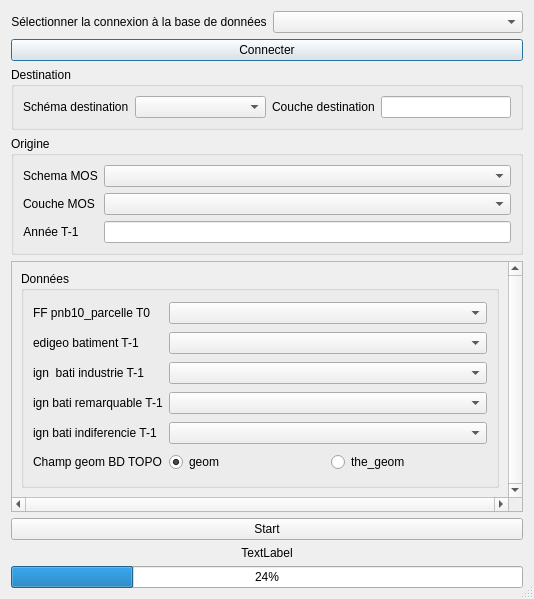
This is Outil-Socle-MOS/socle_mos/interface_analyse.ui in SIRS-CLS/mos-adeupa-ce as Qt 5 draws it before an edit. The edited form follows.
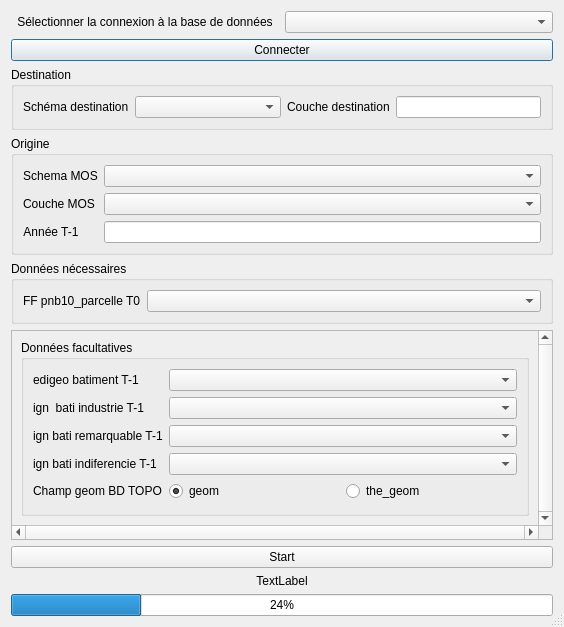
This is the edited form.

```diff
--- a/Outil-Socle-MOS/socle_mos/interface_analyse.ui
+++ b/Outil-Socle-MOS/socle_mos/interface_analyse.ui
@@ -6,8 +6,8 @@
    <rect>
     <x>0</x>
     <y>0</y>
-    <width>534</width>
-    <height>599</height>
+    <width>564</width>
+    <height>627</height>
    </rect>
   </property>
   <property name="maximumSize">
@@ -177,7 +177,44 @@
     </widget>
    </item>
    <item>
-    <widget class="QScrollArea" name="scrollArea">
+    <widget class="QGroupBox" name="groupBox">
+     <property name="sizePolicy">
+      <sizepolicy hsizetype="Preferred" vsizetype="Fixed">
+       <horstretch>0</horstretch>
+       <verstretch>0</verstretch>
+      </sizepolicy>
+     </property>
+     <property name="title">
+      <string>Données nécessaires</string>
+     </property>
+     <layout class="QFormLayout" name="formLayout_2">
+      <property name="sizeConstraint">
+       <enum>QLayout::SetNoConstraint</enum>
+      </property>
+      <property name="fieldGrowthPolicy">
+       <enum>QFormLayout::AllNonFixedFieldsGrow</enum>
+      </property>
+      <item row="0" column="0">
+       <widget class="QLabel" name="label_61">
+        <property name="sizePolicy">
+         <sizepolicy hsizetype="Fixed" vsizetype="Preferred">
+          <horstretch>0</horstretch>
+          <verstretch>0</verstretch>
+         </sizepolicy>
+        </property>
+        <property name="text">
+         <string>FF pnb10_parcelle T0</string>
+        </property>
+       </widget>
+      </item>
+      <item row="0" column="1">
+       <widget class="QComboBox" name="cb_ff_parcelle"/>
+      </item>
+     </layout>
+    </widget>
+   </item>
+   <item>
+    <widget class="QScrollArea" name="scrollArea_2">
      <property name="verticalScrollBarPolicy">
       <enum>Qt::ScrollBarAlwaysOn</enum>
      </property>
@@ -187,13 +224,13 @@
      <property name="widgetResizable">
       <bool>true</bool>
      </property>
-     <widget class="QWidget" name="scrollAreaWidgetContents_2">
+     <widget class="QWidget" name="scrollAreaWidgetContents_3">
       <property name="geometry">
        <rect>
         <x>0</x>
         <y>0</y>
-        <width>497</width>
-        <height>256</height>
+        <width>527</width>
+        <height>225</height>
        </rect>
       </property>
       <layout class="QGridLayout" name="gridLayout_2">
@@ -203,7 +240,7 @@
           <enum>QLayout::SetNoConstraint</enum>
          </property>
          <item>
-          <widget class="QGroupBox" name="groupBox">
+          <widget class="QGroupBox" name="groupBox_4">
            <property name="sizePolicy">
             <sizepolicy hsizetype="Preferred" vsizetype="Preferred">
              <horstretch>0</horstretch>
@@ -211,27 +248,27 @@
             </sizepolicy>
            </property>
            <property name="title">
-            <string>Données</string>
+            <string>Données facultatives</string>
            </property>
-           <layout class="QGridLayout" name="gridLayout_4">
+           <layout class="QGridLayout" name="gridLayout_5">
             <property name="sizeConstraint">
              <enum>QLayout::SetNoConstraint</enum>
             </property>
-            <item row="2" column="1">
-             <widget class="QLabel" name="label_12">
+            <item row="1" column="1">
+             <widget class="QLabel" name="label_14">
               <property name="text">
                <string>edigeo batiment T-1</string>
               </property>
              </widget>
             </item>
-            <item row="2" column="2" colspan="2">
+            <item row="1" column="2" colspan="2">
              <widget class="QComboBox" name="cb_geobati"/>
             </item>
-            <item row="4" column="2" colspan="2">
+            <item row="3" column="2" colspan="2">
              <widget class="QComboBox" name="cb_indust"/>
             </item>
-            <item row="4" column="1">
-             <widget class="QLabel" name="label_62">
+            <item row="3" column="1">
+             <widget class="QLabel" name="label_65">
               <property name="sizePolicy">
                <sizepolicy hsizetype="Fixed" vsizetype="Preferred">
                 <horstretch>0</horstretch>
@@ -243,27 +280,27 @@
               </property>
              </widget>
             </item>
-            <item row="5" column="2" colspan="2">
+            <item row="4" column="2" colspan="2">
              <widget class="QComboBox" name="cb_batirem"/>
             </item>
-            <item row="5" column="1">
-             <widget class="QLabel" name="label_63">
-              <property name="sizePolicy">
-               <sizepolicy hsizetype="Fixed" vsizetype="Preferred">
-                <horstretch>0</horstretch>
-                <verstretch>0</verstretch>
-               </sizepolicy>
-              </property>
-              <property name="text">
-               <string>ign bati remarquable T-1</string>
-              </property>
-             </widget>
-            </item>
-            <item row="6" column="2" colspan="2">
+            <item row="5" column="2" colspan="2">
              <widget class="QComboBox" name="cb_bati_indif"/>
             </item>
-            <item row="6" column="1">
-             <widget class="QLabel" name="label_64">
+            <item row="4" column="1">
+             <widget class="QLabel" name="label_66">
+              <property name="sizePolicy">
+               <sizepolicy hsizetype="Fixed" vsizetype="Preferred">
+                <horstretch>0</horstretch>
+                <verstretch>0</verstretch>
+               </sizepolicy>
+              </property>
+              <property name="text">
+               <string>ign bati remarquable T-1</string>
+              </property>
+             </widget>
+            </item>
+            <item row="5" column="1">
+             <widget class="QLabel" name="label_67">
               <property name="sizePolicy">
                <sizepolicy hsizetype="Fixed" vsizetype="Preferred">
                 <horstretch>0</horstretch>
@@ -275,7 +312,7 @@
               </property>
              </widget>
             </item>
-            <item row="8" column="2">
+            <item row="7" column="2">
              <widget class="QRadioButton" name="rb_geom">
               <property name="text">
                <string>geom</string>
@@ -288,14 +325,14 @@
               </attribute>
              </widget>
             </item>
-            <item row="8" column="1">
-             <widget class="QLabel" name="label_5">
+            <item row="7" column="1">
+             <widget class="QLabel" name="label_7">
               <property name="text">
                <string>Champ geom BD TOPO</string>
               </property>
              </widget>
             </item>
-            <item row="8" column="3">
+            <item row="7" column="3">
              <widget class="QRadioButton" name="rb_the_geom">
               <property name="text">
                <string>the_geom</string>
@@ -305,22 +342,6 @@
               </attribute>
              </widget>
             </item>
-            <item row="0" column="1">
-             <widget class="QLabel" name="label_61">
-              <property name="sizePolicy">
-               <sizepolicy hsizetype="Fixed" vsizetype="Preferred">
-                <horstretch>0</horstretch>
-                <verstretch>0</verstretch>
-               </sizepolicy>
-              </property>
-              <property name="text">
-               <string>FF pnb10_parcelle T0</string>
-              </property>
-             </widget>
-            </item>
-            <item row="0" column="2" colspan="2">
-             <widget class="QComboBox" name="cb_ff_parcelle"/>
-            </item>
            </layout>
           </widget>
          </item>
```
Left out of the diff: 13 changed lines with no effect on the pictures.
